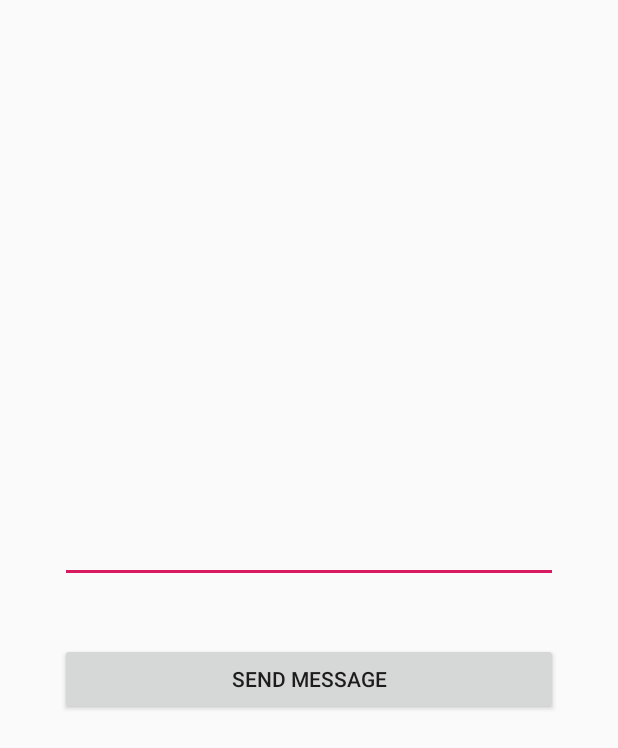
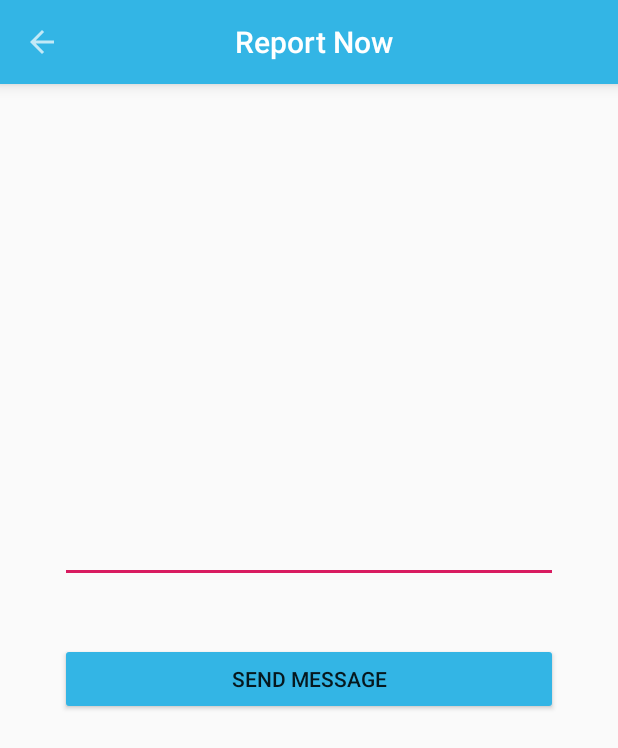
Before and after one commit to Aizoh/EXZY, an Android app: the SendAlertActivity screen opened directly, with no data from a screen before it, on a phone screen of 412 x 824 dp. Shown: the top 748 px of the screen. Run offline under Robolectric (Android 15) with nearby library versions, the light colour scheme and no system bars; our stand-ins replace Firebase (no records; nobody signed in at launch, a user with empty details on screens opened directly).

Commit message:
UI polishing up

```diff
--- a/app/src/main/java/com/example/exigent/MainActivity.java
+++ b/app/src/main/java/com/example/exigent/MainActivity.java
@@ -26,6 +26,7 @@ public class MainActivity extends AppCompatActivity implements View.OnClickListe
 
     EditText Etmail,Etpass;
     ProgressBar progressBar;
+    TextInputLayout textInputLayoutPassword;
 
     //sign up
     EditText etReg_name, etPassword, etReg_password,
@@ -44,6 +45,7 @@ public class MainActivity extends AppCompatActivity implements View.OnClickListe
         Button SignIn = findViewById(R.id.btnIn);
         Etmail = findViewById(R.id.eTmail);
         Etpass = findViewById(R.id.eTpass);
+        textInputLayoutPassword = findViewById(R.id.tInLyPassword);
         TextView Tvforgotpass = findViewById(R.id.forgot_pass);
         Tvforgotpass.setVisibility(View.VISIBLE);
         progressBar = findViewById(R.id.progress_circular);
@@ -69,9 +71,13 @@ public class MainActivity extends AppCompatActivity implements View.OnClickListe
             return;
         }
         if(password.isEmpty()){
+            textInputLayoutPassword.setPasswordVisibilityToggleEnabled(false);
             Etpass.setError("Enter password");
             Etpass.requestFocus();
             return;
+        }
+        if(!password.isEmpty()){
+            textInputLayoutPassword.setPasswordVisibilityToggleEnabled(true);
         }
         if(password.length()<6){
             Etpass.setError("Minimum of six characters");
--- a/app/src/main/java/com/example/exigent/SendAlertActivity.java
+++ b/app/src/main/java/com/example/exigent/SendAlertActivity.java
@@ -12,6 +12,7 @@ import android.content.pm.PackageManager;
 import android.os.Build;
 
 import androidx.annotation.NonNull;
+import androidx.appcompat.widget.Toolbar;
 import androidx.core.app.ActivityCompat;
 import androidx.core.content.ContextCompat;
 import androidx.appcompat.app.AppCompatActivity;
@@ -22,6 +23,7 @@ import android.view.View;
 import android.widget.Button;
 import android.widget.EditText;
 import android.widget.ProgressBar;
+import android.widget.TextView;
 import android.widget.Toast;
 
 import com.example.exigent.Model.Messages;
@@ -45,6 +47,8 @@ import static android.Manifest.permission.SEND_SMS;
 public class SendAlertActivity extends AppCompatActivity  implements View.OnClickListener{
 
     EditText etMsg;
+    TextView tvSendMessage;
+    Toolbar toolbarSendMessage;
     private BroadcastReceiver sentStatusReceiver, deliveredStatusReceiver;
     private static final int REQUEST_SMS = 0;
     ProgressBar pgBarEmergency;
@@ -60,6 +64,10 @@ public class SendAlertActivity extends AppCompatActivity  implements View.OnClic
         setContentView(R.layout.activity_send_alert);
         Intent intent = getIntent();
         String areaMsg = intent.getStringExtra(RecyclerActivity.MESSAGE);
+        toolbarSendMessage = findViewById(R.id.toolBarSendMessage);
+        setSupportActionBar(toolbarSendMessage);
+        getSupportActionBar().setDisplayHomeAsUpEnabled(true);
+        tvSendMessage = findViewById(R.id.tvSendMessage);
         Button sendMsg = findViewById(R.id.btnSendMsg);
         pgBarEmergency = findViewById(R.id.progressBarEmergency);
         pgBarEmergency.setVisibility(View.INVISIBLE);
--- a/app/src/main/java/com/example/exigent/SignUpActivity.java
+++ b/app/src/main/java/com/example/exigent/SignUpActivity.java
@@ -17,6 +17,7 @@ import com.example.exigent.Model.User;
 import com.google.android.gms.tasks.OnCompleteListener;
 import com.google.android.gms.tasks.OnFailureListener;
 import com.google.android.gms.tasks.Task;
+import com.google.android.material.textfield.TextInputLayout;
 import com.google.firebase.FirebaseApp;
 import com.google.firebase.auth.AuthResult;
 import com.google.firebase.auth.FirebaseAuth;
@@ -28,6 +29,7 @@ import com.google.firebase.firestore.FirebaseFirestore;
 public class SignUpActivity extends AppCompatActivity implements View.OnClickListener {
 
     EditText editTextName, editTextEmail, editTextPassword,editTextPhone,editTextRegion;
+    TextInputLayout textInputLayoutPassword;
     Button register;
     private FirebaseAuth mAuth;
     ProgressBar progressBar;
@@ -39,6 +41,7 @@ public class SignUpActivity extends AppCompatActivity implements View.OnClickLis
         super.onCreate(savedInstanceState);
         FirebaseApp.initializeApp(this);
         setContentView(R.layout.activity_sing_up);
+        textInputLayoutPassword = findViewById(R.id.tInLyRegPassword);
         editTextName = findViewById(R.id.etName);
         editTextEmail = findViewById(R.id.etEmail);
         editTextPassword = findViewById(R.id.etPass);
@@ -81,6 +84,9 @@ public class SignUpActivity extends AppCompatActivity implements View.OnClickLis
             editTextPassword.setError("Enter password");
             editTextPassword.requestFocus();
             return;
+        }
+        if(!password.isEmpty()){
+            textInputLayoutPassword.setPasswordVisibilityToggleEnabled(false);
         }
         if(password.length()<6){
             editTextPassword.setError("Minimum of six characters");
--- a/app/src/main/res/layout/activity_main.xml
+++ b/app/src/main/res/layout/activity_main.xml
@@ -39,7 +39,10 @@
             <com.google.android.material.textfield.TextInputLayout
                 android:layout_width="match_parent"
                 android:layout_margin="10dp"
-                android:layout_height="wrap_content">
+                android:layout_height="wrap_content"
+                android:id="@+id/tInLyPassword"
+                app:passwordToggleEnabled="true"
+                app:passwordToggleTint="@color/black">
                 <EditText
                     android:id="@+id/eTpass"
                     android:layout_width="match_parent"
--- a/app/src/main/res/layout/activity_send_alert.xml
+++ b/app/src/main/res/layout/activity_send_alert.xml
@@ -5,6 +5,28 @@
     android:layout_width="match_parent"
     android:layout_height="match_parent"
     tools:context=".SendAlertActivity">
+    <androidx.appcompat.widget.Toolbar
+        android:id="@+id/toolBarSendMessage"
+        style="@style/MyToolbar"
+        android:layout_width="match_parent"
+
+        android:layout_height="wrap_content"
+        android:background="@android:color/holo_blue_light"
+        app:layout_constraintEnd_toEndOf="parent"
+        app:layout_constraintStart_toStartOf="parent"
+        app:layout_constraintTop_toTopOf="parent">
+
+        <TextView
+            android:id="@+id/tvSendMessage"
+            style="@style/TextAppearance.AppCompat.Widget.ActionBar.Title"
+            android:layout_width="wrap_content"
+            android:layout_height="wrap_content"
+            android:layout_gravity="center"
+            android:text="@string/submitText"
+            android:textColor="@android:color/white" />
+
+    </androidx.appcompat.widget.Toolbar>
+
 
     <EditText
         android:id="@+id/txtMsg"
@@ -38,7 +60,8 @@
         app:layout_constraintEnd_toEndOf="parent"
         app:layout_constraintHorizontal_bias="0.0"
         app:layout_constraintStart_toStartOf="parent"
-        app:layout_constraintTop_toBottomOf="@+id/txtMsg" />
+        app:layout_constraintTop_toBottomOf="@+id/txtMsg"
+        android:backgroundTint="@android:color/holo_blue_light"/>
 
     <ProgressBar
         android:id="@+id/progressBarEmergency"
--- a/app/src/main/res/layout/activity_sing_up.xml
+++ b/app/src/main/res/layout/activity_sing_up.xml
@@ -54,7 +54,10 @@
             <com.google.android.material.textfield.TextInputLayout
                 android:layout_width="match_parent"
                 android:layout_margin="10dp"
-                android:layout_height="wrap_content">
+                android:layout_height="wrap_content"
+                android:id="@+id/tInLyRegPassword"
+                app:passwordToggleEnabled="true"
+                app:passwordToggleTint="@color/black">
                 <EditText
                     android:id="@+id/etPass"
                     android:layout_width="match_parent"
--- a/app/src/main/res/values/strings.xml
+++ b/app/src/main/res/values/strings.xml
@@ -24,7 +24,7 @@
     <string name="Region">Region</string>
     <string name="editProfile">Edit Profile</string>
     <string name="updateProfile">Update Profile</string>
-    <string name="reportPage">Report An Emergency !</string>
+    <string name="reportPage"> Press The Emergency To Report !</string>
     <string name="cancel">Cancel</string>
     <string name="emergencyTopic">My Emergency Contacts</string>
     <string name="UrlLink">http://</string>
@@ -32,4 +32,5 @@
     <string name="registration">Register Here</string>
     <string name="Username">Name</string>
     <string name="confirmEmail">Confirm Mail</string>
+    <string name="submitText">Report Now</string>
 </resources>
```
Also changed, not shown: app/src/main/java/com/example/exigent/ForgotPassActivity.java (+16 -1 lines), app/src/main/res/layout/activity_forgot_pass.xml (+51 -28 lines), app/src/main/res/layout/activity_recycler.xml (+4 -3 lines), app/src/main/res/layout/message_list_layout.xml (+16 -2 lines).
